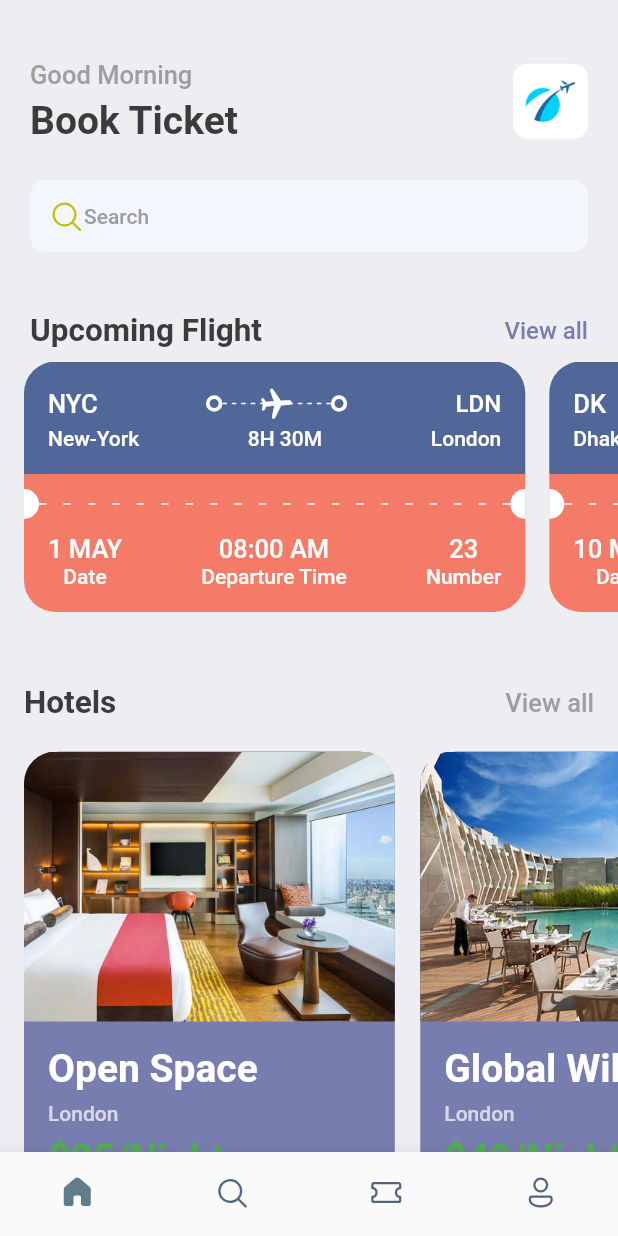
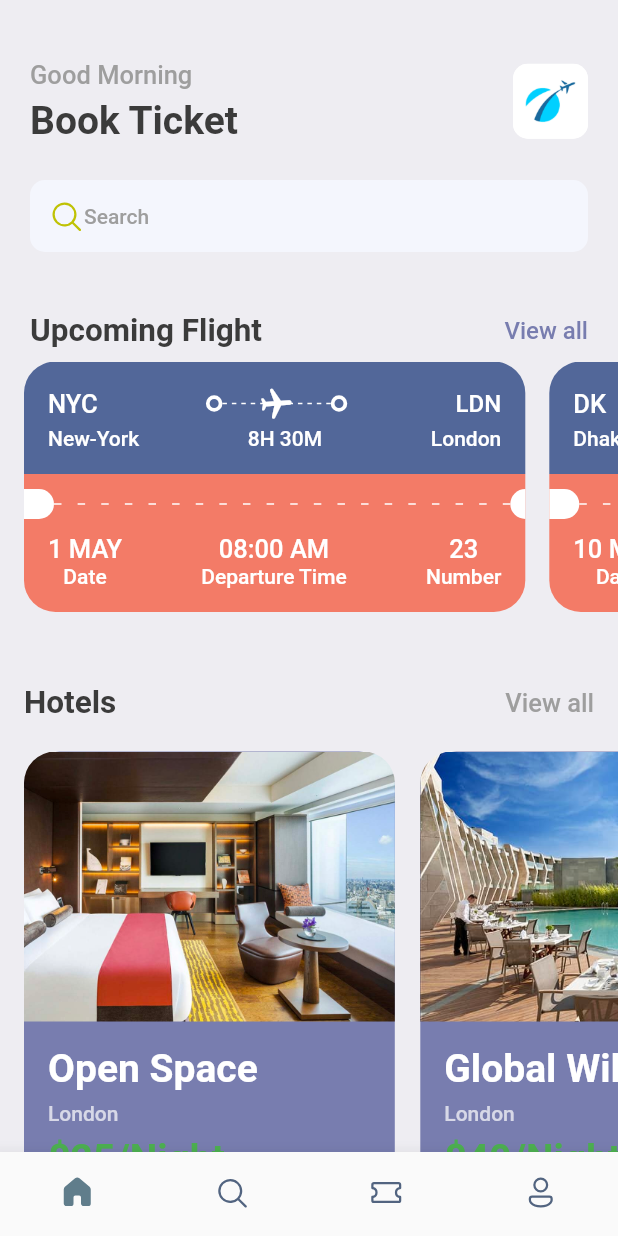
Before and after one commit to Raziur306/Ticket_Booking_Flutter, a Flutter app: the screen it shows after launch, on a phone screen of 412 x 824 dp. Run offline on Flutter 3.47's test engine with Material 2 defaults, Android fonts, the phone set to English and light mode, and no system bars; our stand-ins replace fluentui_icons, fluttertoast, gap, get.

Commit message:
dynamic screen height & width

```diff
--- a/lib/screens/components/HotelItemView.dart
+++ b/lib/screens/components/HotelItemView.dart
@@ -14,7 +14,7 @@ class HotelItemView extends StatelessWidget {
     final size = AppLayout.getSize(context);
     return Container(
       width: size.width*0.6,
-      height: 350,
+      height: AppLayout.getHeight(350),
       margin: const EdgeInsets.only(right: 17, top:5),
       decoration: BoxDecoration(
         color: Styles.primaryColor,
@@ -24,7 +24,7 @@ class HotelItemView extends StatelessWidget {
         crossAxisAlignment: CrossAxisAlignment.start,
         children: [
         Container(
-          height: 180,
+          height: AppLayout.getHeight(180),
           decoration: BoxDecoration(
             borderRadius: const BorderRadius.only(topRight: Radius.circular(21), topLeft: Radius.circular(21)),
             image:  DecorationImage(
--- a/lib/screens/components/ticket_view.dart
+++ b/lib/screens/components/ticket_view.dart
@@ -15,7 +15,7 @@ class TicketView extends StatelessWidget {
     final size = AppLayout.getSize(context);
     return SizedBox(
       width: size.width*0.85,
-      height: 200,
+      height: AppLayout.getHeight(200),
       child: Container(
         margin:const EdgeInsets.only(right: 16),
         child: Column(
@@ -36,16 +36,16 @@ class TicketView extends StatelessWidget {
                     Expanded(child: Stack(
                       children: [
                         SizedBox(
-                          height: 24,
+                          height: AppLayout.getHeight(24),
                           child: LayoutBuilder(
                             builder: (BuildContext buildContext, BoxConstraints boxConstrains) {
                               return Flex(
                                 mainAxisAlignment: MainAxisAlignment.spaceBetween,
                                 direction: Axis.horizontal,
                                 mainAxisSize: MainAxisSize.max,
-                                children: List.generate((boxConstrains.constrainWidth()/6).floor(), (index) => const SizedBox(
-                                  height:1,
-                                  width: 3,
+                                children: List.generate((boxConstrains.constrainWidth()/6).floor(), (index) =>  SizedBox(
+                                  height: AppLayout.getHeight(1),
+                                  width: AppLayout.getWidth(3),
                                   child: DecoratedBox(decoration: BoxDecoration(color: Colors.white),),
                                 )),
                               );
@@ -55,10 +55,7 @@ class TicketView extends StatelessWidget {
                         Transform.rotate(angle: 1.5, child:
                          const Center(child: Icon(Icons.local_airport_rounded, color: Colors.white,))),
                       ],
-
                     )),
-
-
                     const  RoundShape(),
                     const Spacer(),
                       Text(tickets["to"]["code"],style: Styles.textStyle.copyWith(color: Colors.white)),
@@ -83,10 +80,10 @@ class TicketView extends StatelessWidget {
               ),
               child: Column(children: [
                 Row(children: [
-                  const SizedBox(
-                    width: 10,
-                    height: 20,
-                    child: DecoratedBox(decoration: BoxDecoration(
+                   SizedBox(
+                    width: AppLayout.getHeight(20),
+                    height: AppLayout.getWidth(20),
+                    child: const DecoratedBox(decoration: BoxDecoration(
                       color: Colors.white,
                       borderRadius: BorderRadius.only(bottomRight: Radius.circular(10),topRight: Radius.circular(10))
                     ),),
@@ -103,19 +100,15 @@ class TicketView extends StatelessWidget {
                               width:5,
                               height: 1,
                               child: DecoratedBox(decoration: BoxDecoration(color: Colors.white),)
-
-
                             ))
-
                         );
                       },
-
                     ),
                   ),
-                  const SizedBox(
-                    height: 20,
-                    width: 10,
-                    child: DecoratedBox(decoration: BoxDecoration(
+                   SizedBox(
+                    height: AppLayout.getHeight(20),
+                    width: AppLayout.getWidth(10),
+                    child: const DecoratedBox(decoration: BoxDecoration(
                       color: Colors.white,
                       borderRadius: BorderRadius.only(bottomLeft: Radius.circular(10), topLeft: Radius.circular(10))
                     ),),
@@ -150,13 +143,6 @@ class TicketView extends StatelessWidget {
                     ],
                   ),
                 )
-
-
-
-
-
-
-
               ],),
             )
           ],
--- a/lib/screens/home_screen.dart
+++ b/lib/screens/home_screen.dart
@@ -17,7 +17,8 @@ class HomeScreen extends StatelessWidget {
   Widget build(BuildContext context) {
     return Scaffold(
       backgroundColor: Styles.bgColor,
-      body: ListView(
+      body: SafeArea(
+        child: ListView(
           children: [
             Container(
               padding: const EdgeInsets.symmetric(horizontal: 20),
@@ -120,6 +121,7 @@ class HomeScreen extends StatelessWidget {
 
           ],
         ),
+      ),
     );
   }
 }
--- a/lib/utils/app_layout.dart
+++ b/lib/utils/app_layout.dart
@@ -1,7 +1,26 @@
 import 'package:flutter/cupertino.dart';
+import 'package:get/get.dart';
 
-class AppLayout{
-  static getSize(BuildContext context){
+class AppLayout {
+  static getSize(BuildContext context) {
     return MediaQuery.of(context).size;
   }
+
+  static getScreenHeight() {
+    return Get.height;
+  }
+
+  static getScreenWidth() {
+    return Get.width;
+  }
+
+  static getHeight(double pixels) {
+    double y = getScreenHeight() / pixels;
+    return getScreenHeight() / y;
+  }
+  static getWidth(double pixels){
+    double x = getScreenWidth()/pixels;
+    return getScreenWidth()/x;
+  }
+
 }
--- a/pubspec.yaml
+++ b/pubspec.yaml
@@ -36,6 +36,7 @@ dependencies:
   # Use with the CupertinoIcons class for iOS style icons.
   cupertino_icons: ^1.0.2
   fluentui_icons: ^1.0.0
+  get:
   gap: ^2.0.0
   fluttertoast: ^8.1.3
 
```
Also changed, not shown: pubspec.lock. Lines whose indentation alone changed are shown as unchanged.
